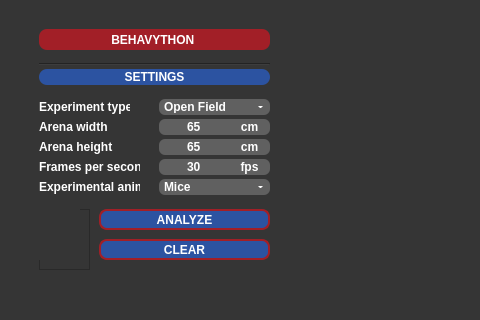
mrdrzit/behavython, file Behavython_GUI.ui: the form before one commit; both pictures show x 0 to 480 and y 0 to 320 of the 928 by 524 pixel window.
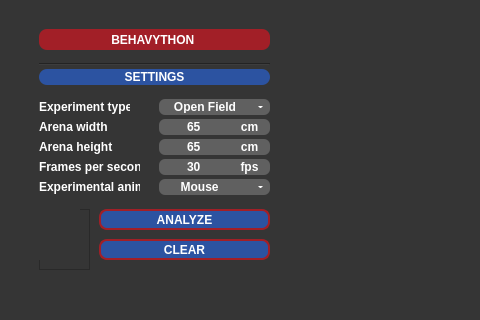
The form after the commit. Icons and pictures are not drawn. Custom widgets are drawn as their Qt base class.

The edit to the form file:
```diff
--- a/Behavython_GUI.ui
+++ b/Behavython_GUI.ui
@@ -177,14 +177,14 @@
           <string notr="true">QComboBox{color:#FFFFFF;font:7pt&quot;DejaVu Sans&quot;;font-weight:bold;background-color:#606060;border:0px;border-radius:6px;}QListView{color:#FFFFFF;font:8pt&quot;Century Gothic&quot;;font-weight:bold;background-color:#969696;border:0px;}QListView{color:#FFFFFF;font:7pt&quot;DejaVu Sans&quot;;font-weight:bold;background-color:#606060;border:0px;border-radius:6px;}QComboBox::drop-down{width:20px;border:5px;}QComboBox::down-arrow{border-left:2px solid none;border-right:2px solid none;border-top:2px solid #FFFFFF;width:0.5px;height:1px;border-radius:2px;}QComboBox::down-arrow:hover{border-left:2px solid none;border-right:2px solid none;border-top:2px solid #A21F27;width:0.5px;height:1px;border-radius:2px;}QAbstractItemView{border:2px solid #969696;selection-background-color:#2C53A1;}</string>
          </property>
          <property name="currentText">
-          <string notr="true">Open Field</string>
+          <string notr="true">   Open Field</string>
          </property>
          <property name="currentIndex">
           <number>0</number>
          </property>
          <item>
           <property name="text">
-           <string notr="true">Open Field</string>
+           <string notr="true">   Open Field</string>
           </property>
          </item>
          <item>
@@ -473,14 +473,14 @@
           <string notr="true">QComboBox{color:#FFFFFF;font:7pt&quot;DejaVu Sans&quot;;font-weight:bold;background-color:#606060;border:0px;border-radius:6px;}QListView{color:#FFFFFF;font:8pt&quot;Century Gothic&quot;;font-weight:bold;background-color:#969696;border:0px;}QListView{color:#FFFFFF;font:7pt&quot;DejaVu Sans&quot;;font-weight:bold;background-color:#606060;border:0px;border-radius:6px;}QComboBox::drop-down{width:20px;border:5px;}QComboBox::down-arrow{border-left:2px solid none;border-right:2px solid none;border-top:2px solid #FFFFFF;width:0.5px;height:1px;border-radius:2px;}QComboBox::down-arrow:hover{border-left:2px solid none;border-right:2px solid none;border-top:2px solid #A21F27;width:0.5px;height:1px;border-radius:2px;}QAbstractItemView{border:2px solid #969696;selection-background-color:#2C53A1;}</string>
          </property>
          <property name="currentText">
-          <string notr="true">Mice</string>
+          <string notr="true">     Mouse</string>
          </property>
          <property name="currentIndex">
           <number>0</number>
          </property>
          <item>
           <property name="text">
-           <string notr="true">Mice</string>
+           <string notr="true">     Mouse</string>
           </property>
          </item>
          <item>
```
Left out of the diff: 9 changed lines with no effect on the pictures.
